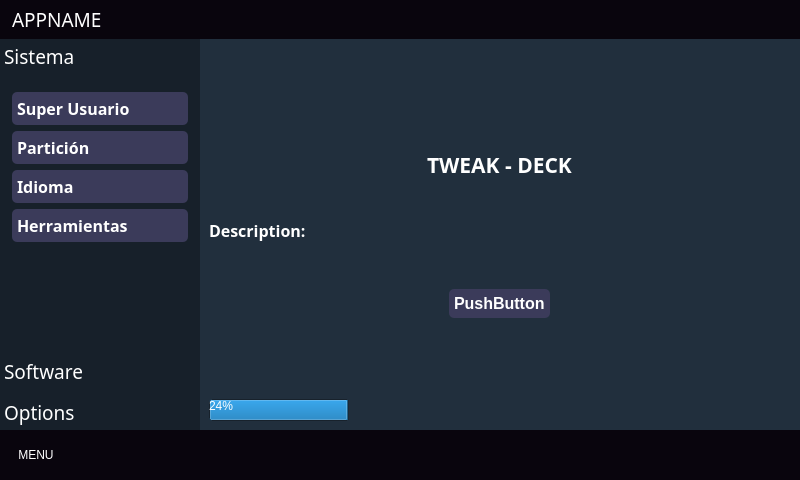
The window that interface.ui (ainus64/Steamdeck-Tweak) describes before a commit, drawn with Qt 5.
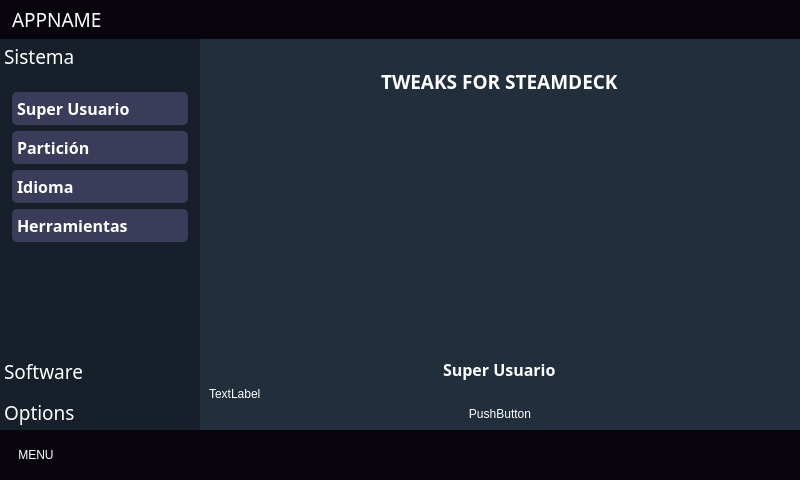
The same window after the commit. Icons and pictures are not drawn.

Commit message: QT Designer Changes

```diff
--- a/interface.ui
+++ b/interface.ui
@@ -762,127 +762,34 @@
                    <enum>QFrame::Raised</enum>
                   </property>
                   <layout class="QVBoxLayout" name="verticalLayout_7">
-                   <item alignment="Qt::AlignHCenter">
-                    <widget class="QLabel" name="logoTitle">
-                     <property name="minimumSize">
-                      <size>
-                       <width>0</width>
-                       <height>0</height>
-                      </size>
-                     </property>
-                     <property name="maximumSize">
-                      <size>
-                       <width>128</width>
-                       <height>128</height>
-                      </size>
-                     </property>
-                     <property name="sizeIncrement">
-                      <size>
-                       <width>0</width>
-                       <height>0</height>
-                      </size>
-                     </property>
-                     <property name="styleSheet">
-                      <string notr="true"/>
-                     </property>
+                   <item alignment="Qt::AlignHCenter|Qt::AlignVCenter">
+                    <widget class="QLabel" name="Logo">
                      <property name="text">
                       <string/>
                      </property>
                      <property name="pixmap">
                       <pixmap resource="theme.qrc">:/theme/icons/gamepad.svg</pixmap>
                      </property>
-                     <property name="scaledContents">
-                      <bool>true</bool>
-                     </property>
-                     <property name="alignment">
-                      <set>Qt::AlignCenter</set>
-                     </property>
                     </widget>
                    </item>
-                   <item>
-                    <widget class="QLabel" name="boxTitle">
-                     <property name="maximumSize">
-                      <size>
-                       <width>16777215</width>
-                       <height>128</height>
-                      </size>
-                     </property>
+                   <item alignment="Qt::AlignHCenter|Qt::AlignTop">
+                    <widget class="QLabel" name="Logo_Title">
                      <property name="font">
                       <font>
                        <family>bertina Sans</family>
-                       <pointsize>16</pointsize>
+                       <pointsize>14</pointsize>
                        <weight>75</weight>
+                       <italic>false</italic>
                        <bold>true</bold>
                       </font>
                      </property>
                      <property name="text">
-                      <string>TWEAK - DECK</string>
+                      <string>TWEAKS FOR STEAMDECK</string>
                      </property>
                     </widget>
                    </item>
-                  </layout>
-                 </widget>
-                </item>
-                <item alignment="Qt::AlignTop">
-                 <widget class="QFrame" name="boxContainer">
-                  <property name="enabled">
-                   <bool>true</bool>
-                  </property>
-                  <property name="sizePolicy">
-                   <sizepolicy hsizetype="Preferred" vsizetype="Expanding">
-                    <horstretch>0</horstretch>
-                    <verstretch>0</verstretch>
-                   </sizepolicy>
-                  </property>
-                  <property name="maximumSize">
-                   <size>
-                    <width>16777215</width>
-                    <height>16777215</height>
-                   </size>
-                  </property>
-                  <property name="styleSheet">
-                   <string notr="true">/* Button Styles */
-QPushButton{
-	font-size: 16px;
-	font-weight:  bold;
-	text-align: left;
-	margin: 3px;
-	font-family: &quot;Betina Sans&quot;;
-	padding: 5px 5px;
-	background-color: rgb(59, 59, 90);
-	border-radius: 5px;
-}
-QPushButton:hover{
-	background-color: rgb(255, 0, 127);
-}
-QPushButton:pressed{
-	background-color: rgb(185, 0, 92);
-}</string>
-                  </property>
-                  <property name="frameShape">
-                   <enum>QFrame::StyledPanel</enum>
-                  </property>
-                  <property name="frameShadow">
-                   <enum>QFrame::Raised</enum>
-                  </property>
-                  <layout class="QVBoxLayout" name="verticalLayout_6">
                    <item>
-                    <widget class="QLabel" name="descTitle">
-                     <property name="font">
-                      <font>
-                       <family>bertina Sans</family>
-                       <pointsize>12</pointsize>
-                       <weight>75</weight>
-                       <bold>true</bold>
-                      </font>
-                     </property>
-                     <property name="text">
-                      <string>Description:</string>
-                     </property>
-                    </widget>
-                   </item>
-                   <item>
-                    <widget class="QFrame" name="frame_8">
+                    <widget class="QFrame" name="frame_9">
                      <property name="frameShape">
                       <enum>QFrame::StyledPanel</enum>
                      </property>
@@ -932,17 +839,75 @@
                      </layout>
                     </widget>
                    </item>
-                   <item alignment="Qt::AlignHCenter">
-                    <widget class="QPushButton" name="installButton">
-                     <property name="enabled">
-                      <bool>true</bool>
+                  </layout>
+                  <zorder>frame_9</zorder>
+                  <zorder>Logo_Title</zorder>
+                  <zorder>Logo</zorder>
+                 </widget>
+                </item>
+                <item>
+                 <widget class="QFrame" name="Tools">
+                  <property name="frameShape">
+                   <enum>QFrame::StyledPanel</enum>
+                  </property>
+                  <property name="frameShadow">
+                   <enum>QFrame::Raised</enum>
+                  </property>
+                 </widget>
+                </item>
+                <item alignment="Qt::AlignVCenter">
+                 <widget class="QFrame" name="Language">
+                  <property name="frameShape">
+                   <enum>QFrame::StyledPanel</enum>
+                  </property>
+                  <property name="frameShadow">
+                   <enum>QFrame::Raised</enum>
+                  </property>
+                 </widget>
+                </item>
+                <item>
+                 <widget class="QFrame" name="Partition">
+                  <property name="frameShape">
+                   <enum>QFrame::StyledPanel</enum>
+                  </property>
+                  <property name="frameShadow">
+                   <enum>QFrame::Raised</enum>
+                  </property>
+                 </widget>
+                </item>
+                <item>
+                 <widget class="QFrame" name="SuperUser">
+                  <property name="frameShape">
+                   <enum>QFrame::StyledPanel</enum>
+                  </property>
+                  <property name="frameShadow">
+                   <enum>QFrame::Raised</enum>
+                  </property>
+                  <layout class="QVBoxLayout" name="verticalLayout_6">
+                   <item alignment="Qt::AlignHCenter|Qt::AlignTop">
+                    <widget class="QLabel" name="Title">
+                     <property name="font">
+                      <font>
+                       <family>bertina Sans</family>
+                       <pointsize>12</pointsize>
+                       <weight>75</weight>
+                       <bold>true</bold>
+                      </font>
                      </property>
-                     <property name="sizePolicy">
-                      <sizepolicy hsizetype="Fixed" vsizetype="Fixed">
-                       <horstretch>0</horstretch>
-                       <verstretch>0</verstretch>
-                      </sizepolicy>
+                     <property name="text">
+                      <string>Super Usuario</string>
                      </property>
+                    </widget>
+                   </item>
+                   <item>
+                    <widget class="QLabel" name="label_2">
+                     <property name="text">
+                      <string>TextLabel</string>
+                     </property>
+                    </widget>
+                   </item>
+                   <item>
+                    <widget class="QPushButton" name="pushButton_4">
                      <property name="text">
                       <string>PushButton</string>
                      </property>
@@ -951,43 +916,6 @@
                   </layout>
                  </widget>
                 </item>
-                <item>
-                 <widget class="QFrame" name="BoxDownload">
-                  <property name="maximumSize">
-                   <size>
-                    <width>16777215</width>
-                    <height>50</height>
-                   </size>
-                  </property>
-                  <property name="frameShape">
-                   <enum>QFrame::StyledPanel</enum>
-                  </property>
-                  <property name="frameShadow">
-                   <enum>QFrame::Raised</enum>
-                  </property>
-                  <layout class="QVBoxLayout" name="verticalLayout_8">
-                   <item alignment="Qt::AlignBottom">
-                    <widget class="QProgressBar" name="progressBar">
-                     <property name="sizePolicy">
-                      <sizepolicy hsizetype="Expanding" vsizetype="Fixed">
-                       <horstretch>0</horstretch>
-                       <verstretch>0</verstretch>
-                      </sizepolicy>
-                     </property>
-                     <property name="maximumSize">
-                      <size>
-                       <width>16777215</width>
-                       <height>16777215</height>
-                      </size>
-                     </property>
-                     <property name="value">
-                      <number>24</number>
-                     </property>
-                    </widget>
-                   </item>
-                  </layout>
-                 </widget>
-                </item>
                </layout>
               </widget>
              </item>
```
Left out of the diff: 41 changed lines with no effect on the pictures.
